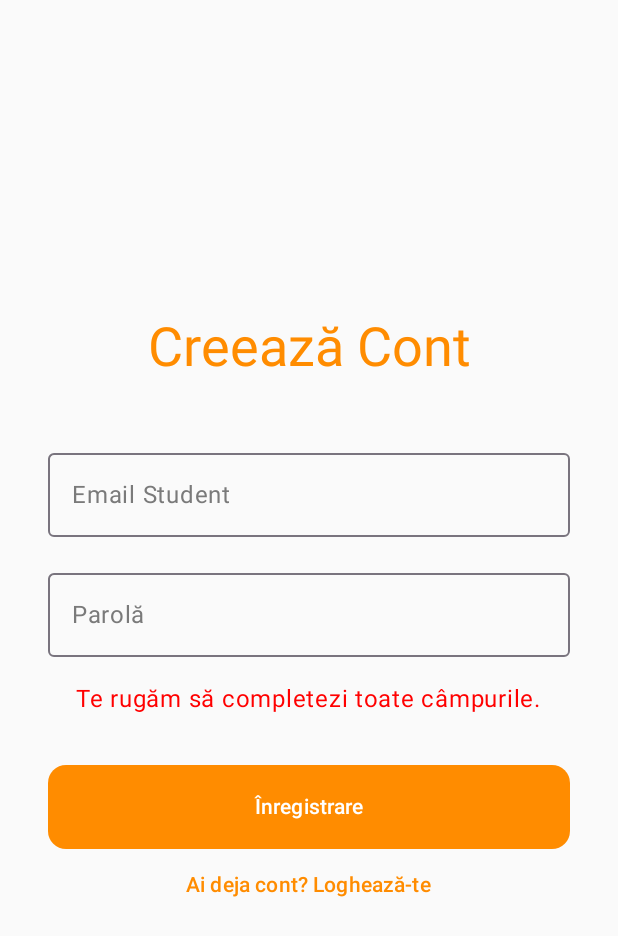
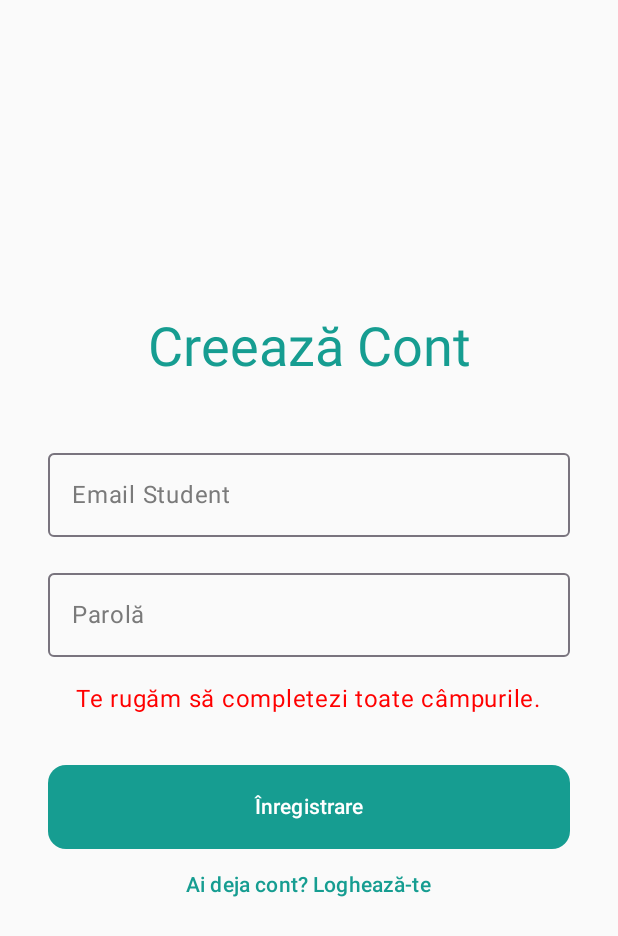
Before and after one commit to Yehoslav/edubank-junior, an Android app built with Jetpack Compose: the screen it shows after launch (MainActivity), after a tap on "Nu ai cont? Înregistrează-te", on a phone screen of 412 x 824 dp. Shown: the top 936 px of the screen. Run offline under Robolectric (Android 15) with nearby library versions, the phone set to English and light mode, and no system bars; our stand-ins replace Firebase (no records; nobody signed in at launch, a user with empty details on screens opened directly); 1 other tap on this screen came first.

Commit message:
Adjustări stilistice

```diff
--- a/app/src/main/java/md/ipltbriceni/edubankjunior/ui/theme/Color.kt
+++ b/app/src/main/java/md/ipltbriceni/edubankjunior/ui/theme/Color.kt
@@ -4,12 +4,11 @@ import androidx.compose.ui.graphics.Color
 import androidx.compose.ui.graphics.Brush
 
 // Primary Branding
-val EduOrange = Color(0xFFFF8C00)      // Your --primary
-val EduOrangeLight = Color(0xFFFFE0B2) // For soft highlights
-val EduOrangeDark = Color(0xFFFF5E00)
+val EduPrimary = Color(0xFF169d91)      // Your --primary
+val EduPrimaryDark = Color(0xFF0F6B63)
 
 // Backgrounds and Surfaces
-val EduBackground = Color(0xFFF4F7F6)  // Your --bg-color
+val EduBackground = Color(0xFFF5FBFB)  // Your --bg-color
 val EduSurface = Color(0xFFFFFFFF)     // White cards
 
 // Typography
@@ -17,5 +16,5 @@ val EduTextMain = Color(0xFF2D2D2D)    // Dark gray for titles
 val EduTextMuted = Color(0xFF7A7A7A)   // Medium gray for subtitles
 
 val EduHeroGradient = Brush.horizontalGradient(
-    colors = listOf(EduOrange, EduOrangeDark)
+    colors = listOf(EduPrimary, EduPrimaryDark)
 )
--- a/app/src/main/java/md/ipltbriceni/edubankjunior/ui/theme/Theme.kt
+++ b/app/src/main/java/md/ipltbriceni/edubankjunior/ui/theme/Theme.kt
@@ -1,6 +1,5 @@
 package md.ipltbriceni.edubankjunior.ui.theme
 
-import android.app.Activity
 import android.os.Build
 import androidx.compose.foundation.isSystemInDarkTheme
 import androidx.compose.material3.MaterialTheme
@@ -13,26 +12,22 @@ import androidx.compose.ui.graphics.Color
 import androidx.compose.ui.platform.LocalContext
 
 private val DarkColorScheme = darkColorScheme(
+    primary = EduPrimary,
+    onPrimary = Color.White,
+    primaryContainer = EduPrimaryDark,
+    background = EduBackground,
+    surface = EduSurface,
 )
 
 private val LightColorScheme = lightColorScheme(
-    primary = EduOrange,
+    primary = EduPrimary,
     onPrimary = Color.White,
+    primaryContainer = EduPrimaryDark, // Mapping EduPrimaryDark here to use via theme
     background = EduBackground,
     surface = EduSurface,
     surfaceContainer = Color.White,
     onSurface = EduTextMain,
     onSurfaceVariant = EduTextMuted,
-
-    /* Other default colors to override
-    background = Color(0xFFFFFBFE),
-    surface = Color(0xFFFFFBFE),
-    onPrimary = Color.White,
-    onSecondary = Color.White,
-    onTertiary = Color.White,
-    onBackground = Color(0xFF1C1B1F),
-    onSurface = Color(0xFF1C1B1F),
-    */
 )
 
 
```
Also changed, not shown: app/src/main/java/md/ipltbriceni/edubankjunior/ui/screens/DashboardScreen.kt (+12 -21 lines), app/src/main/java/md/ipltbriceni/edubankjunior/ui/screens/QuizScreen.kt (+16 -5 lines), app/src/main/java/md/ipltbriceni/edubankjunior/ui/screens/TicketListScreen.kt (+14 -10 lines).
